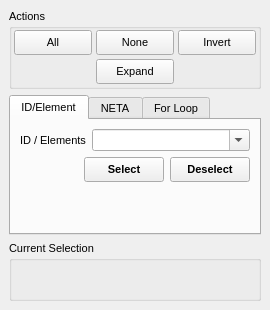
Qt form src/gui/select.ui (trisyoungs/aten) before a commit.
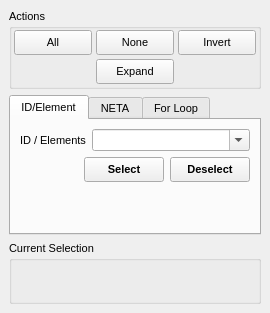
The same form after that commit. Icons and pictures are not drawn.

Diff of the .ui file:
```diff
--- a/src/gui/select.ui
+++ b/src/gui/select.ui
@@ -6,7 +6,7 @@
     <x>0</x>
     <y>0</y>
     <width>270</width>
-    <height>310</height>
+    <height>313</height>
    </rect>
   </property>
   <property name="sizePolicy">
@@ -18,7 +18,7 @@
   <property name="minimumSize">
    <size>
     <width>270</width>
-    <height>310</height>
+    <height>313</height>
    </size>
   </property>
   <property name="font">
```
Left out of the diff: 6 changed lines with no effect on the pictures.
